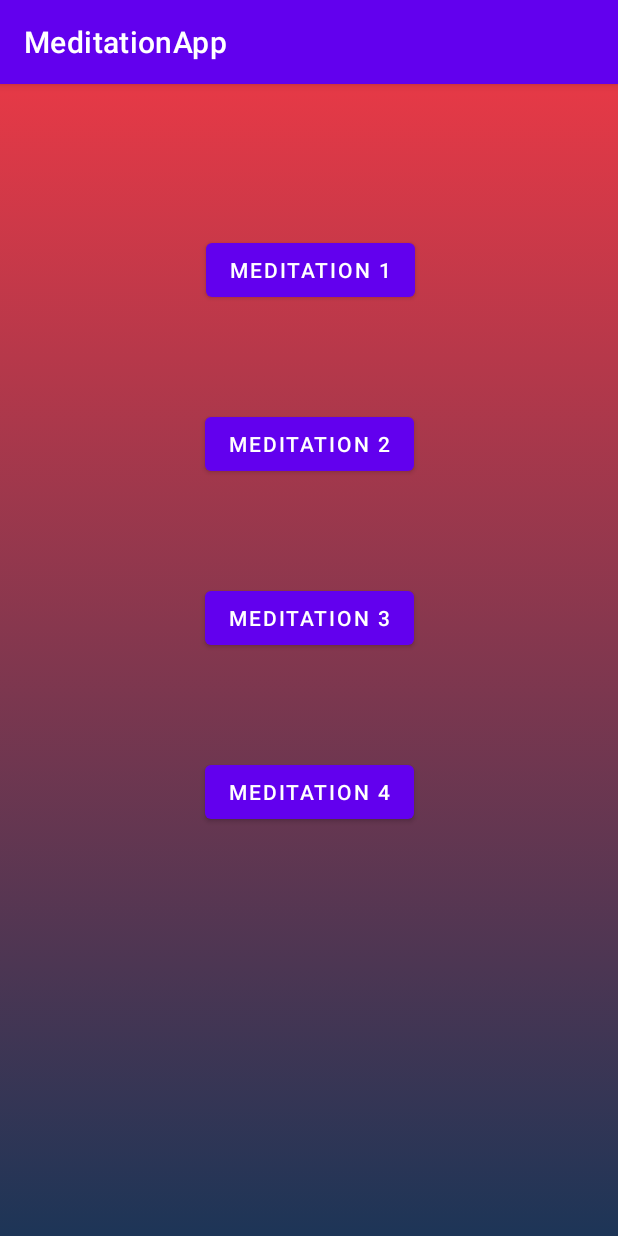
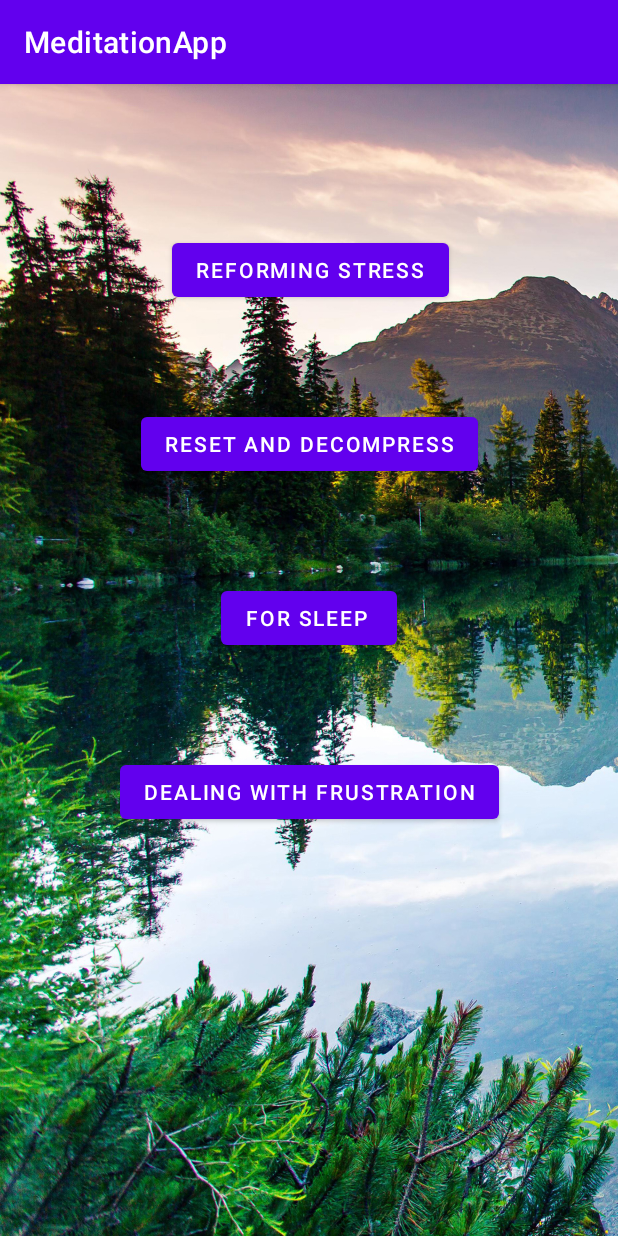
Before and after one commit to Bkc4444/MeditationApp, an Android app: the screen it shows after launch (MainActivity), on a phone screen of 412 x 824 dp. Run offline under Robolectric (Android 15) with nearby library versions, the phone set to English and light mode, and no system bars; 4 statements that could not run were skipped.

Commit message:
Renamed tabs and added new background picture

```diff
--- a/app/src/main/res/layout/fragment_main.xml
+++ b/app/src/main/res/layout/fragment_main.xml
@@ -5,7 +5,7 @@
     android:id="@+id/mainFragment"
     android:layout_width="match_parent"
     android:layout_height="match_parent"
-    android:background="@drawable/gradient_list"
+    android:background="@drawable/peaceful"
     tools:context=".MainFragment">
 
     <Button
@@ -13,7 +13,7 @@
         android:layout_width="wrap_content"
         android:layout_height="wrap_content"
         android:layout_marginTop="100dp"
-        android:text="Meditation 1"
+        android:text="Reforming Stress"
         app:layout_constraintEnd_toEndOf="parent"
         app:layout_constraintHorizontal_bias="0.503"
         app:layout_constraintStart_toStartOf="parent"
@@ -24,7 +24,7 @@
         android:layout_width="wrap_content"
         android:layout_height="wrap_content"
         android:layout_marginTop="68dp"
-        android:text="Meditation 2"
+        android:text="Reset and Decompress"
         app:layout_constraintEnd_toEndOf="parent"
         app:layout_constraintStart_toStartOf="parent"
         app:layout_constraintTop_toBottomOf="@+id/button1" />
@@ -34,7 +34,8 @@
         android:layout_width="wrap_content"
         android:layout_height="wrap_content"
         android:layout_marginTop="68dp"
-        android:text="Meditation 3"
+        android:text="For Sleep
+"
         app:layout_constraintEnd_toEndOf="parent"
         app:layout_constraintStart_toStartOf="parent"
         app:layout_constraintTop_toBottomOf="@+id/button2" />
@@ -44,7 +45,7 @@
         android:layout_width="wrap_content"
         android:layout_height="wrap_content"
         android:layout_marginTop="68dp"
-        android:text="Meditation 4"
+        android:text="Dealing with Frustration"
         app:layout_constraintEnd_toEndOf="parent"
         app:layout_constraintStart_toStartOf="parent"
         app:layout_constraintTop_toBottomOf="@+id/button3" />
```
